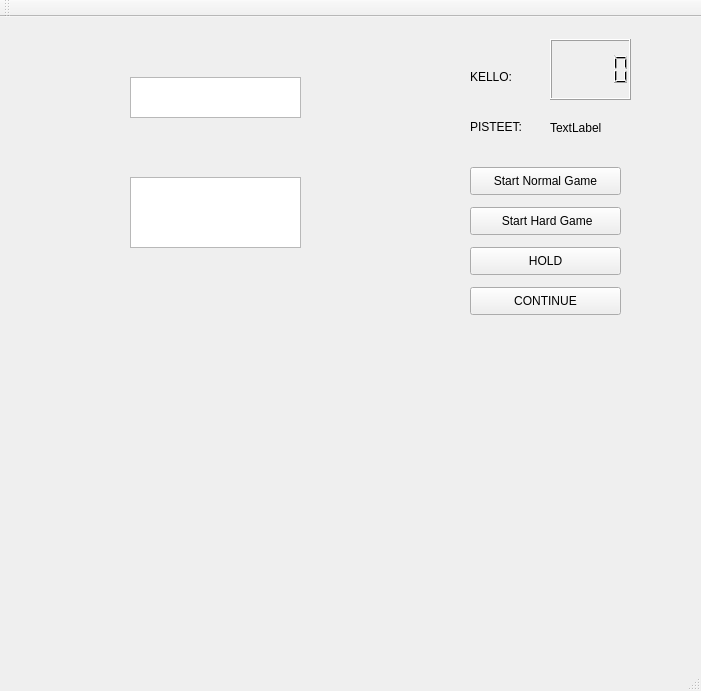
Qt form student/13/tetris/mainwindow.ui (mqjuha/School_projects) before a commit.
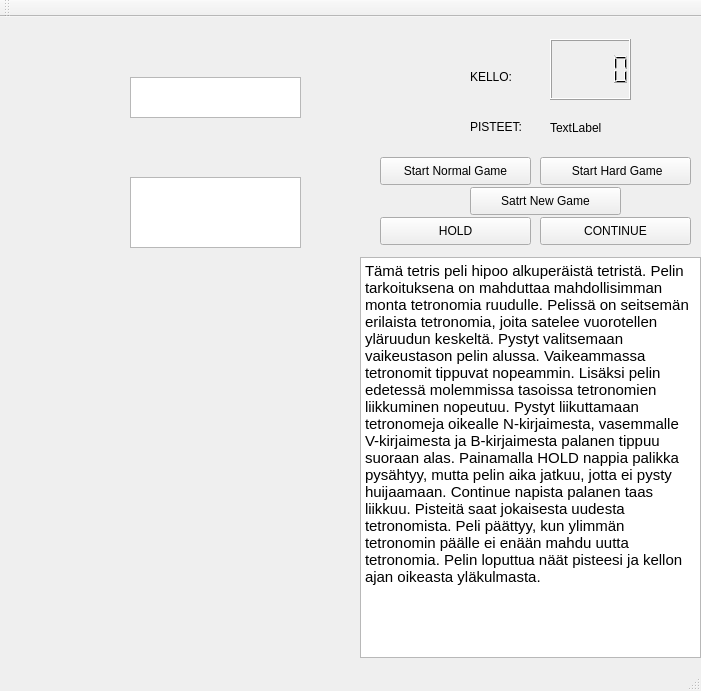
The same form after that commit.

Commit message: Pelin info ruudun kirjoittaminen, B-kirjaimesta tetronomi tippuu suoraan alas ja peli nopeutuu jokaisen tetronomin kohdalla

Patch:
```diff
--- a/student/13/tetris/mainwindow.ui
+++ b/student/13/tetris/mainwindow.ui
@@ -27,8 +27,8 @@
    <widget class="QPushButton" name="startHardButton">
     <property name="geometry">
      <rect>
-      <x>470</x>
-      <y>190</y>
+      <x>540</x>
+      <y>140</y>
       <width>151</width>
       <height>28</height>
      </rect>
@@ -40,8 +40,8 @@
    <widget class="QPushButton" name="startNormalButton">
     <property name="geometry">
      <rect>
-      <x>470</x>
-      <y>150</y>
+      <x>380</x>
+      <y>140</y>
       <width>151</width>
       <height>28</height>
      </rect>
@@ -79,8 +79,8 @@
    <widget class="QPushButton" name="holdButton">
     <property name="geometry">
      <rect>
-      <x>470</x>
-      <y>230</y>
+      <x>380</x>
+      <y>200</y>
       <width>151</width>
       <height>28</height>
      </rect>
@@ -125,8 +125,8 @@
    <widget class="QPushButton" name="continueButton">
     <property name="geometry">
      <rect>
-      <x>470</x>
-      <y>270</y>
+      <x>540</x>
+      <y>200</y>
       <width>151</width>
       <height>28</height>
      </rect>
@@ -135,6 +135,36 @@
      <string>CONTINUE</string>
     </property>
    </widget>
+   <widget class="QPushButton" name="newGameButton">
+    <property name="geometry">
+     <rect>
+      <x>470</x>
+      <y>170</y>
+      <width>151</width>
+      <height>28</height>
+     </rect>
+    </property>
+    <property name="text">
+     <string>Satrt New Game</string>
+    </property>
+   </widget>
+   <widget class="QTextBrowser" name="infoTextBrowser">
+    <property name="geometry">
+     <rect>
+      <x>360</x>
+      <y>240</y>
+      <width>341</width>
+      <height>401</height>
+     </rect>
+    </property>
+    <property name="html">
+     <string>&lt;!DOCTYPE HTML PUBLIC &quot;-//W3C//DTD HTML 4.0//EN&quot; &quot;http://www.w3.org/TR/REC-html40/strict.dtd&quot;&gt;
+&lt;html&gt;&lt;head&gt;&lt;meta name=&quot;qrichtext&quot; content=&quot;1&quot; /&gt;&lt;style type=&quot;text/css&quot;&gt;
+p, li { white-space: pre-wrap; }
+&lt;/style&gt;&lt;/head&gt;&lt;body style=&quot; font-family:'Cantarell'; font-size:11pt; font-weight:400; font-style:normal;&quot;&gt;
+&lt;p style=&quot; margin-top:0px; margin-bottom:0px; margin-left:0px; margin-right:0px; -qt-block-indent:0; text-indent:0px;&quot;&gt;Tämä tetris peli hipoo alkuperäistä tetristä. Pelin tarkoituksena on mahduttaa mahdollisimman monta tetronomia ruudulle. Pelissä on seitsemän erilaista tetronomia, joita satelee vuorotellen yläruudun keskeltä. Pystyt valitsemaan vaikeustason pelin alussa. Vaikeammassa tetronomit tippuvat nopeammin. Lisäksi pelin edetessä molemmissa tasoissa tetronomien liikkuminen nopeutuu. Pystyt liikuttamaan tetronomeja oikealle N-kirjaimesta, vasemmalle V-kirjaimesta ja B-kirjaimesta palanen tippuu suoraan alas. Painamalla HOLD nappia palikka pysähtyy, mutta pelin aika jatkuu, jotta ei pysty huijaamaan. Continue napista palanen taas liikkuu. Pisteitä saat jokaisesta uudesta tetronomista. Peli päättyy, kun ylimmän tetronomin päälle ei enään mahdu uutta tetronomia. Pelin loputtua näät pisteesi ja kellon ajan oikeasta yläkulmasta.&lt;/p&gt;&lt;/body&gt;&lt;/html&gt;</string>
+    </property>
+   </widget>
   </widget>
   <widget class="QMenuBar" name="menuBar">
    <property name="geometry">
```
The commit also changes 2 other files.
